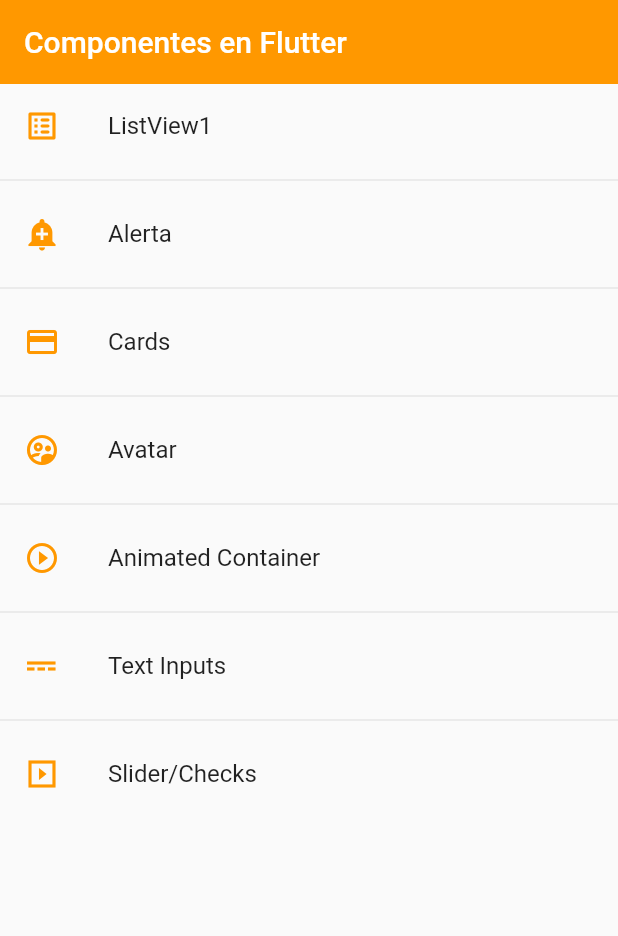
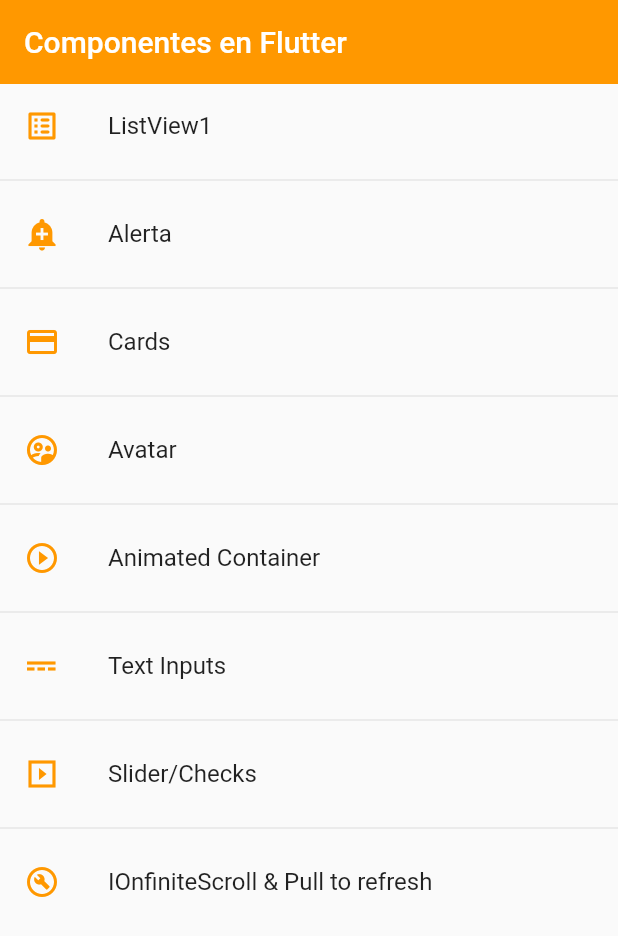
Before and after one commit to skynoorz/fl_components, a Flutter app: the screen it shows after launch, on a phone screen of 412 x 824 dp. Shown: the top 936 px of the screen. Run offline on Flutter 3.47's test engine with Material 2 defaults, Android fonts, the phone set to English and light mode, and no system bars.

Commit message:
ListView builder test

```diff
--- a/lib/router/app_routes.dart
+++ b/lib/router/app_routes.dart
@@ -41,6 +41,11 @@ class AppRoutes {
         name: 'Slider/Checks',
         screen: const SliderScreen(),
         icon: Icons.slideshow_sharp),
+    MenuOption(
+        route: 'listviewbuilder',
+        name: 'IOnfiniteScroll & Pull to refresh',
+        screen: const ListViewBuilderScreen(),
+        icon: Icons.build_circle_outlined),
   ];
 
   static Map<String, Widget Function(BuildContext)> getAppRoutes() {
--- a/lib/screens/screens.dart
+++ b/lib/screens/screens.dart
@@ -1,3 +1,4 @@
+export 'package:fl_components/screens/listview_builder_screen.dart';
 export 'package:fl_components/screens/slider_screen.dart';
 export 'package:fl_components/screens/inputs_screen.dart';
 export 'package:fl_components/screens/animated_screen.dart';
```
Also changed, not shown: lib/screens/listview_builder_screen.dart (added, +23 -0 lines).
